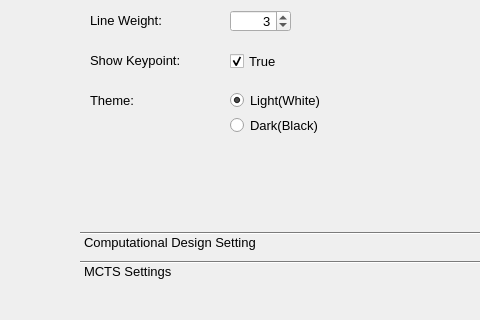
Qt form gui/pref_window.ui (Sepkimmy-YPW/PyGamicV2) before a commit; both pictures show x 0 to 480 and y 198 to 518 of the 800 by 600 pixel window.
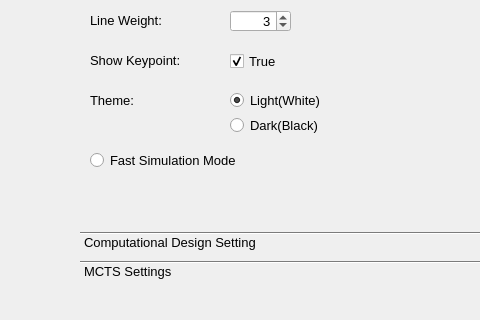
The same form after that commit. The open tabs and pages were chosen to show the change.

The edit to the form file:
```diff
--- a/gui/pref_window.ui
+++ b/gui/pref_window.ui
@@ -657,8 +657,8 @@
      <rect>
       <x>0</x>
       <y>0</y>
-      <width>100</width>
-      <height>30</height>
+      <width>621</width>
+      <height>293</height>
      </rect>
     </property>
     <attribute name="label">
@@ -847,6 +847,28 @@
       </property>
      </widget>
     </widget>
+    <widget class="QRadioButton" name="radioButton_fast_simulation_mode">
+     <property name="geometry">
+      <rect>
+       <x>10</x>
+       <y>210</y>
+       <width>181</width>
+       <height>21</height>
+      </rect>
+     </property>
+     <property name="text">
+      <string>Fast Simulation Mode</string>
+     </property>
+     <property name="checked">
+      <bool>false</bool>
+     </property>
+     <property name="autoRepeat">
+      <bool>false</bool>
+     </property>
+     <property name="autoExclusive">
+      <bool>true</bool>
+     </property>
+    </widget>
    </widget>
    <widget class="QWidget" name="cdf_setting">
     <property name="geometry">
```
Left out of the diff: 10 changed lines with no effect on the pictures.
